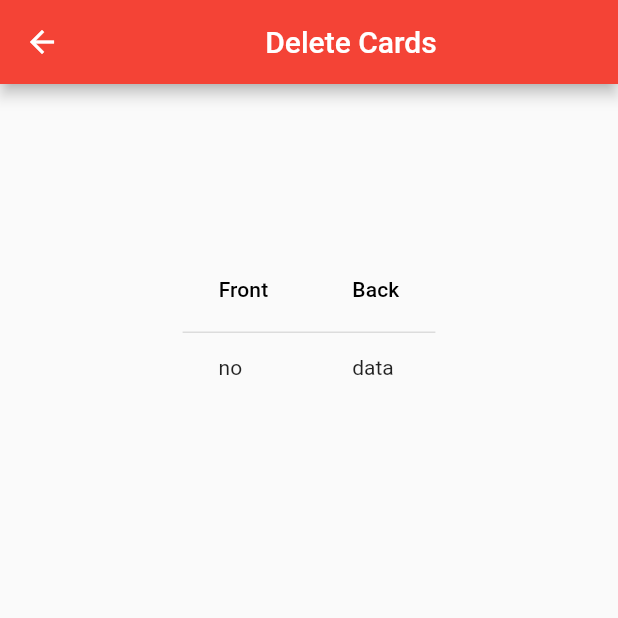
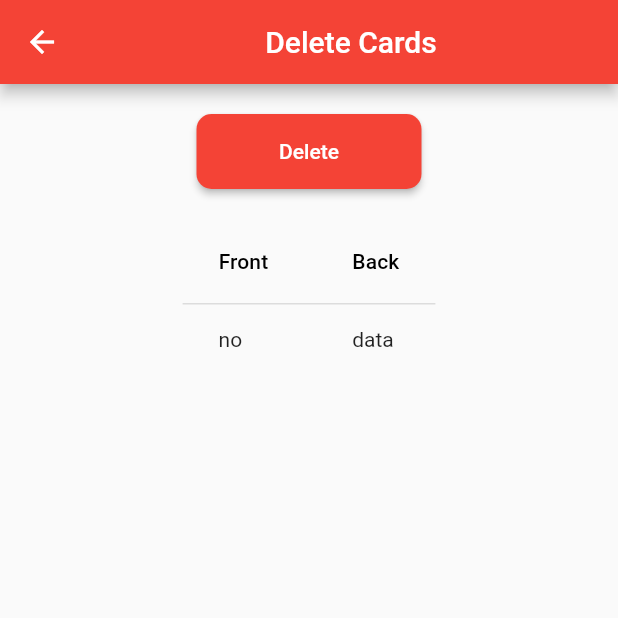
Before and after one commit to SynapseProgramming/membit, a Flutter app: the DeleteCardScreen screen opened directly with empty values, on a phone screen of 412 x 824 dp, the top half of it. Run offline on Flutter 3.47's test engine with Material 2 defaults, Android fonts, the phone set to English and light mode, and no system bars; our stand-ins replace auto_route, isar; accounts and stored records are empty; generated files the repository leaves out were written again.

Commit message:
Added in delete button

```diff
--- a/lib/deckmenuscreen.dart
+++ b/lib/deckmenuscreen.dart
@@ -72,13 +72,40 @@ class _DeleteCardScreenState extends State<DeleteCardScreen> {
               icon: const Icon(Icons.arrow_back)),
           title: Center(child: Text("Delete Cards")),
         ),
-        body: Center(
+        body: Column(
+          children: [
+            SizedBox(
+              height: 20,
+            ),
+            ElevatedButton(
+              onPressed: () {
+                for (var entry in ticked.entries) {
+                  int id = entry.key;
+                  bool status = entry.value;
+                  print(id);
+                  print(status);
+                }
+              },
+              child: Text('Delete'),
+              style: ElevatedButton.styleFrom(
+                  minimumSize: const Size(150, 50),
+                  shape: RoundedRectangleBorder(
+                    borderRadius: BorderRadius.circular(10),
+                  ),
+                  backgroundColor: Colors.red),
+            ),
+            SizedBox(
+              height: 20,
+            ),
+            Center(
               child: Container(
                 height: 550,
                 child: SingleChildScrollView(
                     scrollDirection: Axis.vertical,
                     child: DataTable(columns: _columns(), rows: rows)),
               ),
+            ),
+          ],
         ));
   }
 }
```
Lines whose indentation alone changed are shown as unchanged.
